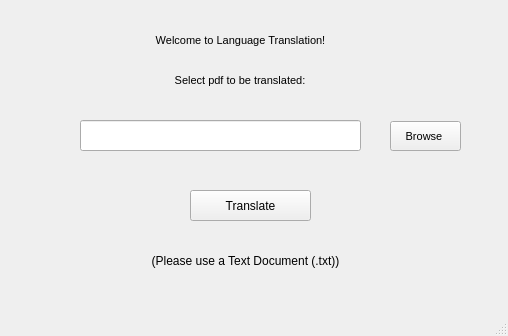
The window that mw.ui (Aisiriiiiiii/Project-Viveka-Translation) describes before a commit, drawn with Qt 5.
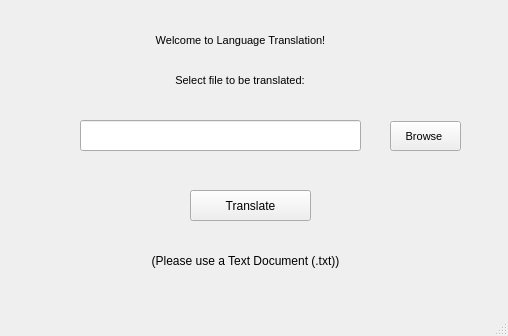
The same window after the commit.

What changed in the file:
```diff
--- a/mw.ui
+++ b/mw.ui
@@ -130,7 +130,7 @@
      </font>
     </property>
     <property name="text">
-     <string>Select pdf to be translated:</string>
+     <string>Select file to be translated:</string>
     </property>
     <property name="alignment">
      <set>Qt::AlignCenter</set>
```
